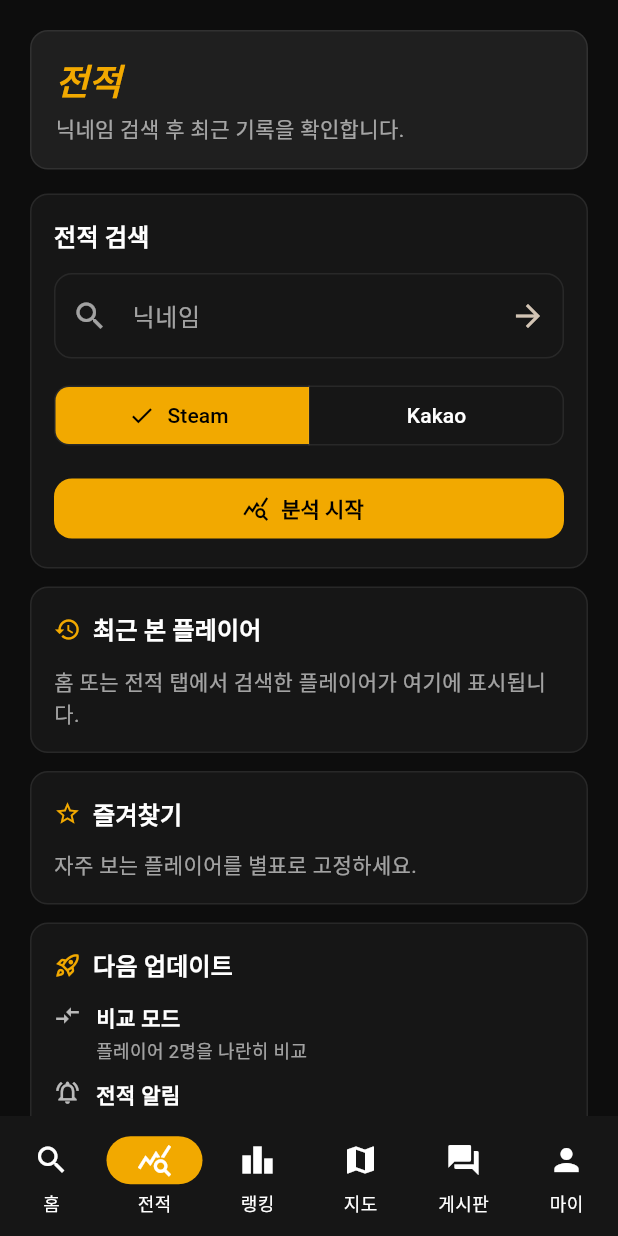
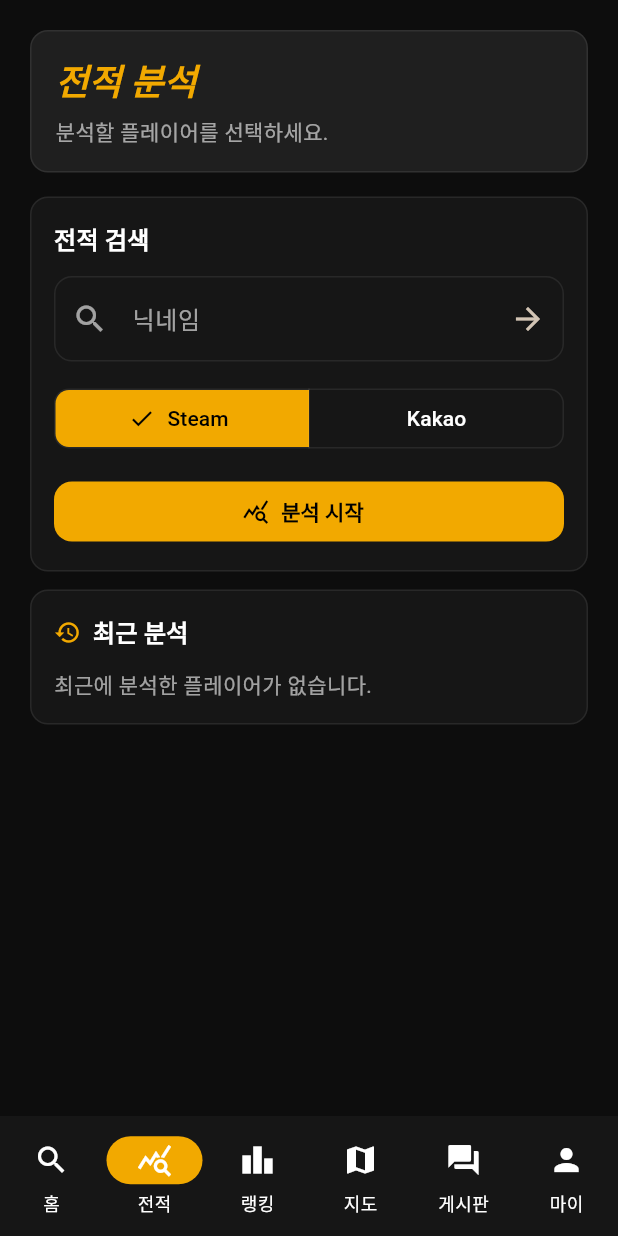
Before and after one commit to ka6865/bmgs-app, a Flutter app: the screen it shows after launch, item 2 of the bottom bar chosen, on a phone screen of 412 x 824 dp. Run offline on Flutter 3.47's test engine with Material 3 defaults, Android fonts, the phone set to English and light mode, and no system bars; our stand-ins replace dio, flutter_riverpod, go_router, shared_preferences, supabase_flutter; accounts and stored records are empty.

Commit message:
전적 분석 대상 선택 화면 구현

```diff
--- a/lib/features/stats/stats_detail_screen.dart
+++ b/lib/features/stats/stats_detail_screen.dart
@@ -33,7 +33,6 @@
   Future<PlayerStatsBundle>? _statsFuture;
   LocalPlayerStore? _store;
   List<StoredPlayer> _recentPlayers = const [];
-  List<StoredPlayer> _favoritePlayers = const [];
   String? _selectedSeason;
   String _searchPlatform = 'steam';
   bool _loadingStore = true;
@@ -76,11 +75,9 @@
     final store = _store;
     if (store == null) return;
     final recent = await store.getRecentPlayers();
-    final favorites = await store.getFavoritePlayers();
     if (!mounted) return;
     setState(() {
       _recentPlayers = recent;
-      _favoritePlayers = favorites;
       _loadingStore = false;
     });
   }
@@ -149,11 +146,6 @@
     }
   }
 
-  Future<void> _toggleFavorite(StoredPlayer player) async {
-    await _store?.toggleFavorite(player.nickname, platform: player.platform);
-    await _refreshPlayers();
-  }
-
   @override
   Widget build(BuildContext context) {
     final nickname = widget.nickname?.trim() ?? '';
@@ -162,8 +154,8 @@
       padding: const EdgeInsets.all(20),
       children: [
         BgmsBrandHeader(
-          title: '전적',
-          subtitle: nickname.isEmpty ? '닉네임 검색 후 최근 기록을 확인합니다.' : nickname,
+          title: nickname.isEmpty ? '전적 분석' : '전적',
+          subtitle: nickname.isEmpty ? '분석할 플레이어를 선택하세요.' : nickname,
           trailing: nickname.isEmpty
               ? null
               : IconButton(
@@ -178,7 +170,6 @@
             controller: _searchController,
             platform: _searchPlatform,
             recentPlayers: _recentPlayers,
-            favoritePlayers: _favoritePlayers,
             loadingStore: _loadingStore,
             searching: _searching,
             errorText: _searchError,
@@ -186,7 +177,6 @@
               setState(() => _searchPlatform = platform);
             },
             onSearch: _searchPlayer,
-            onFavoriteTap: _toggleFavorite,
             onTextChanged: () {
               if (_searchError == null) return;
               setState(() => _searchError = null);
@@ -236,12 +226,10 @@
     required this.controller,
     required this.platform,
     required this.recentPlayers,
-    required this.favoritePlayers,
     required this.loadingStore,
     required this.searching,
     required this.onPlatformChanged,
     required this.onSearch,
-    required this.onFavoriteTap,
     required this.onTextChanged,
     this.errorText,
   });
@@ -249,13 +237,11 @@
   final TextEditingController controller;
   final String platform;
   final List<StoredPlayer> recentPlayers;
-  final List<StoredPlayer> favoritePlayers;
   final bool loadingStore;
   final bool searching;
   final String? errorText;
   final ValueChanged<String> onPlatformChanged;
   final Future<void> Function({String? nickname, String? platform}) onSearch;
-  final ValueChanged<StoredPlayer> onFavoriteTap;
   final VoidCallback onTextChanged;
 
   @override
@@ -332,30 +318,14 @@
         ),
         const SizedBox(height: 12),
         _PlayerShortcutPanel(
-          title: '최근 본 플레이어',
+          title: '최근 분석',
           icon: Icons.history,
           players: recentPlayers,
-          favorites: favoritePlayers,
           loading: loadingStore,
-          emptyText: '홈 또는 전적 탭에서 검색한 플레이어가 여기에 표시됩니다.',
+          emptyText: '최근에 분석한 플레이어가 없습니다.',
           onTap: (player) =>
               onSearch(nickname: player.nickname, platform: player.platform),
-          onFavoriteTap: onFavoriteTap,
-        ),
-        const SizedBox(height: 12),
-        _PlayerShortcutPanel(
-          title: '즐겨찾기',
-          icon: Icons.star_outline,
-          players: favoritePlayers,
-          favorites: favoritePlayers,
-          loading: loadingStore,
-          emptyText: '자주 보는 플레이어를 별표로 고정하세요.',
-          onTap: (player) =>
-              onSearch(nickname: player.nickname, platform: player.platform),
-          onFavoriteTap: onFavoriteTap,
-        ),
-        const SizedBox(height: 12),
-        const _UpcomingStatsPanel(),
+        ),
       ],
     );
   }
@@ -366,21 +336,17 @@
     required this.title,
     required this.icon,
     required this.players,
-    required this.favorites,
     required this.loading,
     required this.emptyText,
     required this.onTap,
-    required this.onFavoriteTap,
   });
 
   final String title;
   final IconData icon;
   final List<StoredPlayer> players;
-  final List<StoredPlayer> favorites;
   final bool loading;
   final String emptyText;
   final ValueChanged<StoredPlayer> onTap;
-  final ValueChanged<StoredPlayer> onFavoriteTap;
 
   @override
   Widget build(BuildContext context) {
@@ -413,103 +379,16 @@
               Wrap(
                 spacing: 8,
                 runSpacing: 8,
-                children: players.map((player) {
-                  final favorite = favorites.any(
-                    (item) => item.id == player.id,
-                  );
-                  return InputChip(
-                    avatar: Icon(
-                      favorite ? Icons.star : Icons.star_border,
-                      size: 18,
-                    ),
-                    label: Text('${player.nickname} · ${player.platform}'),
-                    onPressed: () => onTap(player),
-                    onDeleted: () => onFavoriteTap(player),
-                    deleteIcon: Icon(
-                      favorite ? Icons.star : Icons.star_border,
-                      size: 18,
-                    ),
-                    deleteButtonTooltipMessage: favorite
-                        ? '즐겨찾기 해제'
-                        : '즐겨찾기 추가',
-                  );
-                }).toList(),
+                children: players
+                    .map(
+                      (player) => InputChip(
+                        avatar: const Icon(Icons.history, size: 18),
+                        label: Text('${player.nickname} · ${player.platform}'),
+                        onPressed: () => onTap(player),
+                      ),
+                    )
+                    .toList(),
               ),
-          ],
-        ),
-      ),
-    );
-  }
-}
-
-class _UpcomingStatsPanel extends StatelessWidget {
-  const _UpcomingStatsPanel();
-
-  @override
-  Widget build(BuildContext context) {
-    const items = [
-      (Icons.compare_arrows, '비교 모드', '플레이어 2명을 나란히 비교'),
-      (Icons.notifications_active_outlined, '전적 알림', '즐겨찾기 갱신과 시즌 변동 알림'),
-      (Icons.route_outlined, '매치 디테일', '동선, 교전, 생존 구간 고도화'),
-    ];
-
-    return Card(
-      child: Padding(
-        padding: const EdgeInsets.all(16),
-        child: Column(
-          crossAxisAlignment: CrossAxisAlignment.start,
-          children: [
-            Row(
-              children: [
-                const Icon(
-                  Icons.rocket_launch_outlined,
-                  size: 18,
-                  color: BgmsColors.accent,
-                ),
-                const SizedBox(width: 8),
-                Text(
-                  '다음 업데이트',
-                  style: Theme.of(context).textTheme.titleMedium?.copyWith(
-                    fontWeight: FontWeight.w800,
-                  ),
-                ),
-              ],
-            ),
-            const SizedBox(height: 12),
-            ...items.map(
-              (item) => Padding(
-                padding: const EdgeInsets.only(bottom: 10),
-                child: Row(
-                  crossAxisAlignment: CrossAxisAlignment.start,
-                  children: [
-                    Icon(item.$1, size: 18, color: Colors.white70),
-                    const SizedBox(width: 10),
-                    Expanded(
-                      child: Column(
-                        crossAxisAlignment: CrossAxisAlignment.start,
-                        children: [
-                          Text(
-                            item.$2,
-                            style: const TextStyle(
-                              fontWeight: FontWeight.w700,
-                              color: Colors.white,
-                            ),
-                          ),
-                          const SizedBox(height: 2),
-                          Text(
-                            item.$3,
-                            style: const TextStyle(
-                              color: Colors.white60,
-                              fontSize: 12,
-                            ),
-                          ),
-                        ],
-                      ),
-                    ),
-                  ],
-                ),
-              ),
-            ),
           ],
         ),
       ),
```
Also changed, not shown: 1 other file.
